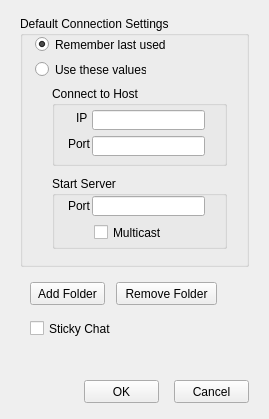
Qt form settings.ui (dpogue/CommAudio) before a commit.
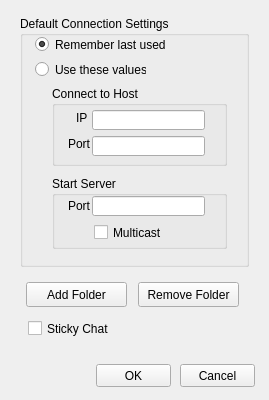
The same form after that commit. Icons and pictures are not drawn.

The edit to the form file:
```diff
--- a/settings.ui
+++ b/settings.ui
@@ -7,7 +7,7 @@
     <x>0</x>
     <y>0</y>
     <width>269</width>
-    <height>419</height>
+    <height>400</height>
    </rect>
   </property>
   <property name="windowTitle">
@@ -20,8 +20,8 @@
   <widget class="QPushButton" name="okPushButton">
    <property name="geometry">
     <rect>
-     <x>84</x>
-     <y>380</y>
+     <x>96</x>
+     <y>364</y>
      <width>75</width>
      <height>23</height>
     </rect>
@@ -33,7 +33,7 @@
   <widget class="QCheckBox" name="stickyChatCheckBox">
    <property name="geometry">
     <rect>
-     <x>30</x>
+     <x>28</x>
      <y>320</y>
      <width>81</width>
      <height>17</height>
@@ -49,8 +49,8 @@
   <widget class="QPushButton" name="cancelPushButton">
    <property name="geometry">
     <rect>
-     <x>174</x>
-     <y>380</y>
+     <x>180</x>
+     <y>364</y>
      <width>75</width>
      <height>23</height>
     </rect>
@@ -62,10 +62,10 @@
   <widget class="QPushButton" name="addFolderPushButton">
    <property name="geometry">
     <rect>
-     <x>30</x>
+     <x>26</x>
      <y>282</y>
-     <width>75</width>
-     <height>23</height>
+     <width>101</width>
+     <height>25</height>
     </rect>
    </property>
    <property name="text">
@@ -225,10 +225,10 @@
   <widget class="QPushButton" name="pushButton_2">
    <property name="geometry">
     <rect>
-     <x>116</x>
+     <x>138</x>
      <y>282</y>
      <width>101</width>
-     <height>23</height>
+     <height>25</height>
     </rect>
    </property>
    <property name="text">
```
